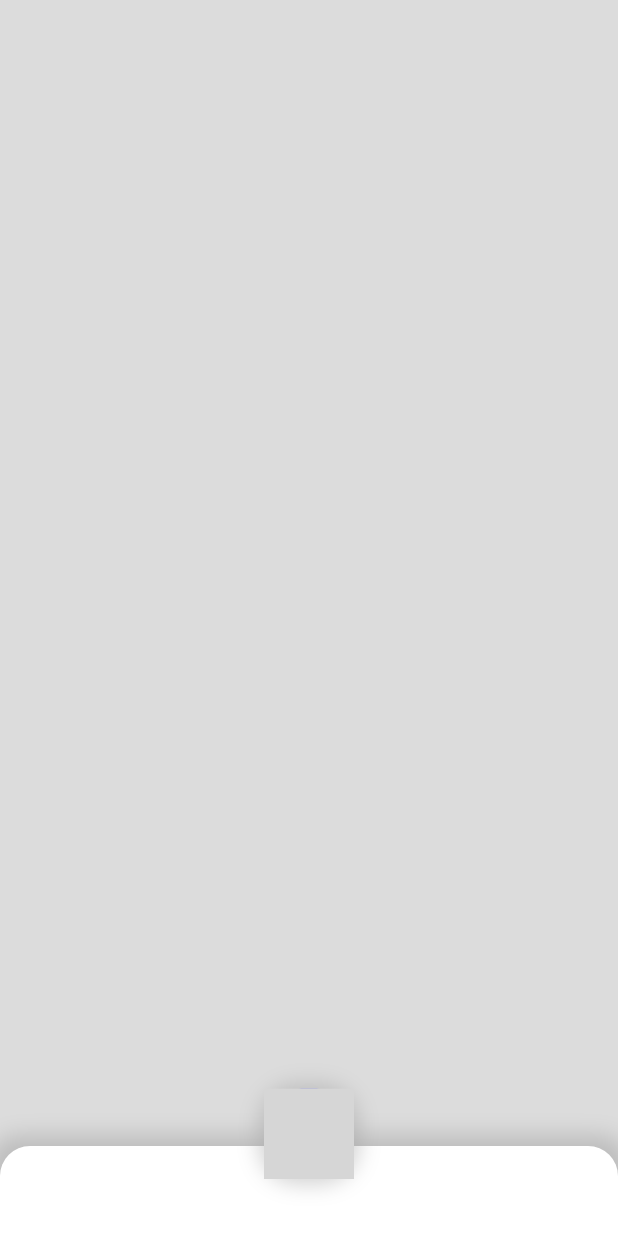
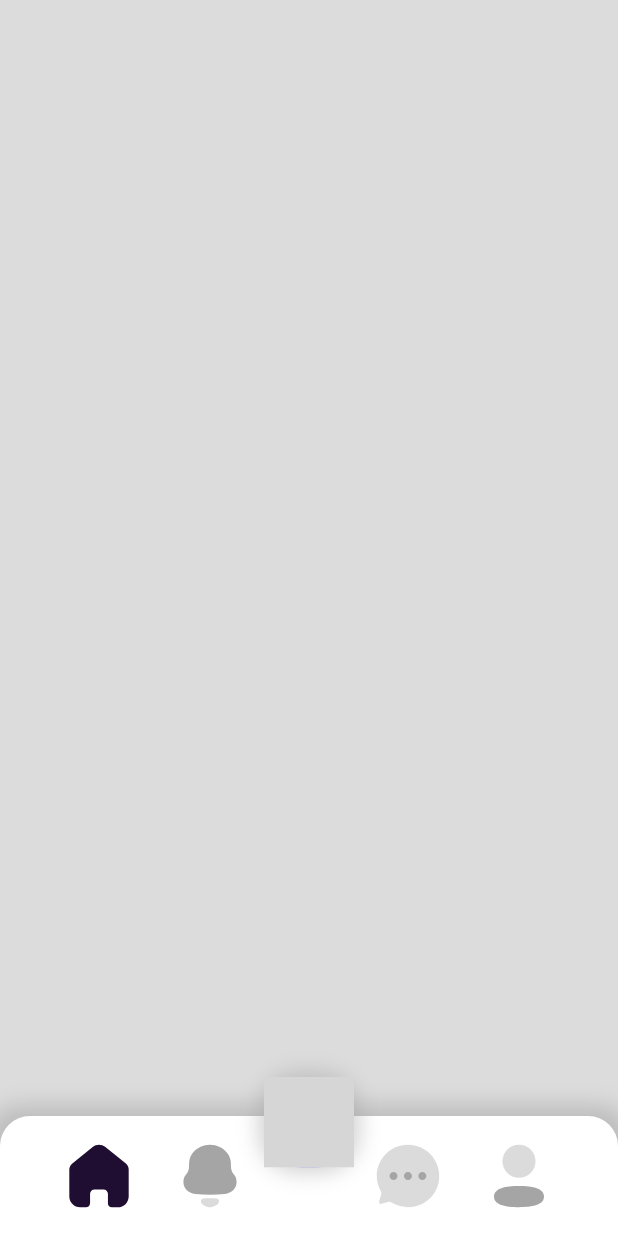
Before and after one commit to matanboas/social-network-dati, a Flutter app: the screen it shows after launch, on a phone screen of 412 x 824 dp. Run offline on Flutter 3.47's test engine with Material 2 defaults, Android fonts, the phone set to English and light mode, and no system bars; drawn by our look-alikes of rive; our stand-ins replace flutter_svg, hexcolor; grey boxes are pictures that could not be loaded.

Commit message:
fully working navigation bar

```diff
--- /dev/null
+++ b/lib/NavBar.dart
@@ -0,0 +1,197 @@
+// ignore_for_file: prefer_const_constructors
+import 'package:flutter_svg/flutter_svg.dart';
+import 'package:rive/rive.dart';
+import 'package:hexcolor/hexcolor.dart';
+import 'package:flutter/material.dart';
+
+class AddButton extends StatefulWidget {
+  const AddButton({Key? key}) : super(key: key);
+
+  @override
+  _AddButtonState createState() => _AddButtonState();
+}
+
+class _AddButtonState extends State<AddButton> {
+  SMITrigger? _pressed;
+
+  void _onRiveInit(Artboard artboard) {
+    final controller =
+        StateMachineController.fromArtboard(artboard, 'State Machine 1');
+    artboard.addController(controller!);
+    _pressed = controller.findInput<bool>('tap') as SMITrigger;
+  }
+
+  void _onPress() => _pressed?.fire();
+
+  @override
+  Widget build(BuildContext context) {
+    return Container(
+      width: 60,
+      height: 60,
+      decoration: BoxDecoration(
+        borderRadius: BorderRadius.circular(25),
+        color: HexColor("#7C83FD"),
+        boxShadow: [
+          BoxShadow(
+            color: Colors.grey.withOpacity(0.5),
+            spreadRadius: 3,
+            blurRadius: 12,
+            offset: Offset(0, 0),
+          ),
+        ],
+      ),
+      child: Material(
+        child: InkWell(
+          onTap: () {
+            _onPress();
+          },
+          customBorder: RoundedRectangleBorder(
+            borderRadius: BorderRadius.circular(25),
+          ),
+          child: Center(
+              child: RiveAnimation.asset(
+            'assets/rotate.riv',
+            onInit: _onRiveInit,
+          )),
+        ),
+        color: Colors.transparent,
+      ),
+    );
+  }
+}
+
+class NavBar extends StatefulWidget {
+  const NavBar({Key? key}) : super(key: key);
+
+  @override
+  _NavBarState createState() => _NavBarState();
+}
+
+class _NavBarState extends State<NavBar> {
+  List<bool> enabledList = [true, false, false, false];
+
+  void _changeActive(int selected) => {
+        for (int i = 0; i < enabledList.length; i++)
+          {
+            i != selected
+                ? {enabledList[i] = false, print("false")}
+                : {enabledList[i] = true, print("true")}
+          }
+      };
+
+  @override
+  Widget build(BuildContext context) {
+    return Stack(children: [
+      Align(
+        alignment: Alignment.bottomCenter,
+        child: Container(
+          width: double.infinity,
+          height: 80,
+          child: Row(
+            mainAxisAlignment: MainAxisAlignment.spaceAround,
+            children: [
+              Row(
+                mainAxisAlignment: MainAxisAlignment.spaceEvenly,
+                children: [
+                  Center(
+                    child: Padding(
+                      padding: const EdgeInsets.all(12.0),
+                      child: InkWell(
+                        onTap: () {
+                          _changeActive(0);
+                          setState(() {});
+                        },
+                        child: SvgPicture.asset(
+                          'assets/homeIcon.svg',
+                          semanticsLabel: 'Home logo',
+                          color: enabledList[0]
+                              ? HexColor('#200E32')
+                              : HexColor('#A5A5A5'),
+                        ),
+                      ),
+                    ),
+                  ),
+                  Center(
+                    child: Padding(
+                      padding: const EdgeInsets.all(12.0),
+                      child: InkWell(
+                        onTap: () {
+                          _changeActive(1);
+                          setState(() {});
+                        },
+                        child: SvgPicture.asset(
+                          'assets/notfIcon.svg',
+                          semanticsLabel: 'Notafication logo',
+                          color: enabledList[1]
+                              ? HexColor('#200E32')
+                              : HexColor('#A5A5A5'),
+                        ),
+                      ),
+                    ),
+                  ),
+                ],
+              ),
+              Row(
+                mainAxisAlignment: MainAxisAlignment.spaceEvenly,
+                children: [
+                  Center(
+                    child: Padding(
+                      padding: const EdgeInsets.all(12.0),
+                      child: InkWell(
+                        onTap: () {
+                          _changeActive(2);
+                          setState(() {});
+                        },
+                        child: SvgPicture.asset(
+                          'assets/textIcon.svg',
+                          semanticsLabel: 'Text logo',
+                          color: enabledList[2]
+                              ? HexColor('#200E32')
+                              : HexColor('#A5A5A5'),
+                        ),
+                      ),
+                    ),
+                  ),
+                  Center(
+                    child: Padding(
+                      padding: const EdgeInsets.all(12.0),
+                      child: InkWell(
+                        onTap: () {
+                          _changeActive(3);
+                          setState(() {});
+                        },
+                        child: SvgPicture.asset(
+                          'assets/accountIcon.svg',
+                          semanticsLabel: 'Account logo',
+                          color: enabledList[3]
+                              ? HexColor('#200E32')
+                              : HexColor('#A5A5A5'),
+                        ),
+                      ),
+                    ),
+                  ),
+                ],
+              ),
+            ],
+          ),
+          decoration: BoxDecoration(
+            color: Colors.white,
+            borderRadius: BorderRadius.only(
+              topRight: Radius.circular(20),
+              topLeft: Radius.circular(20),
+            ),
+            boxShadow: [
+              BoxShadow(
+                color: Colors.grey.withOpacity(0.5),
+                spreadRadius: 7,
+                blurRadius: 12,
+                offset: Offset(0, 0), // changes position of shadow
+              ),
+            ],
+          ),
+        ),
+      ),
+      Align(alignment: Alignment(0, 0.88), child: AddButton()),
+    ]);
+  }
+}
--- a/lib/main.dart
+++ b/lib/main.dart
@@ -1,6 +1,7 @@
 // ignore_for_file: prefer_const_constructors
 import 'package:hexcolor/hexcolor.dart';
 import 'package:flutter_svg/flutter_svg.dart';
+import 'NavBar.dart';
 import 'package:flutter/material.dart';
 
 void main() {
@@ -15,77 +16,14 @@ class MyApp extends StatelessWidget {
     return MaterialApp(
       debugShowCheckedModeBanner: false,
       title: "Social",
-      home: Login(),
-    );
-  }
-}
-
-class Login extends StatelessWidget {
-  const Login({Key? key}) : super(key: key);
-
-  @override
-  Widget build(BuildContext context) {
-    return Scaffold(
-      backgroundColor: HexColor("#DCDCDC"),
-      body: Stack(
-        children: [
-          Align(alignment: Alignment.bottomCenter, child: NavBar()),
-          Align(
-            alignment: Alignment(0, 0.9),
-            child: Container(
-              width: 60,
-              height: 60,
-              child: Center(
-                  child: SvgPicture.asset("../images/plus-button.svg",
-                      semanticsLabel: 'plus')),
-              decoration: BoxDecoration(
-                borderRadius: BorderRadius.circular(25),
-                color: HexColor("#7C83FD"),
-                boxShadow: [
-                  BoxShadow(
-                    color: Colors.grey.withOpacity(0.5),
-                    spreadRadius: 3,
-                    blurRadius: 12,
-                    offset: Offset(0, 0), // changes position of shadow
-                  ),
-                ],
-              ),
-            ),
-          )
-        ],
+      home: Scaffold(
+        backgroundColor: HexColor("#DCDCDC"),
+        body: Stack(
+          children: const [
+            NavBar(),
+          ],
+        ),
       ),
     );
   }
 }
-
-class NavBar extends StatefulWidget {
-  const NavBar({Key? key}) : super(key: key);
-
-  @override
-  _NavBarState createState() => _NavBarState();
-}
-
-class _NavBarState extends State<NavBar> {
-  @override
-  Widget build(BuildContext context) {
-    return Container(
-      width: double.infinity,
-      height: 60,
-      decoration: BoxDecoration(
-        color: Colors.white,
-        borderRadius: BorderRadius.only(
-          topRight: Radius.circular(20),
-          topLeft: Radius.circular(20),
-        ),
-        boxShadow: [
-          BoxShadow(
-            color: Colors.grey.withOpacity(0.5),
-            spreadRadius: 7,
-            blurRadius: 12,
-            offset: Offset(0, 0), // changes position of shadow
-          ),
-        ],
-      ),
-    );
-  }
-}
```
Also changed, not shown: pubspec.yaml (+5 -4 lines), assets/accountIcon.svg (added), assets/homeIcon.svg (added), assets/notfIcon.svg (added), assets/textIcon.svg (added), images/plus-button.svg (deleted), pubspec.lock, 4 other files.
